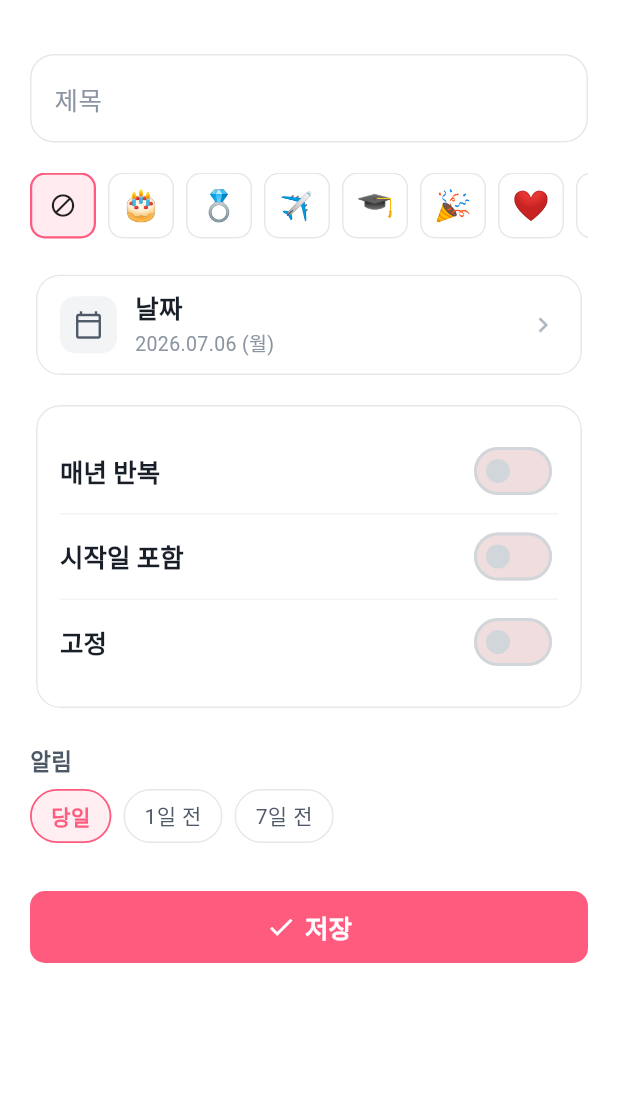
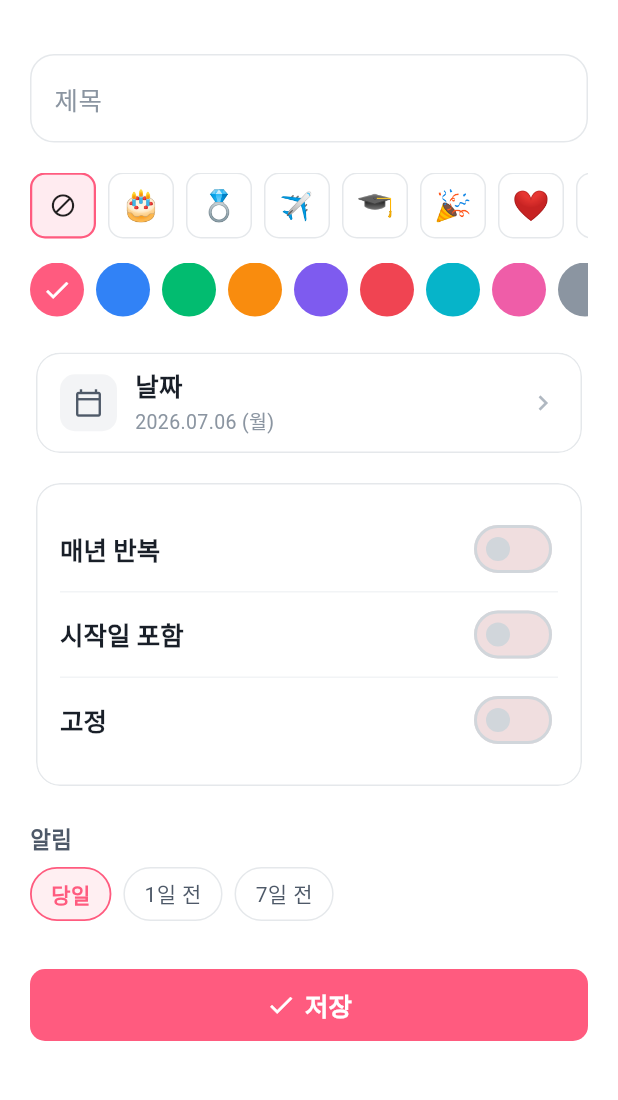
Before and after one commit to sungho8/Building-something-great, a Flutter app: the screen it shows after launch, after a tap on "추가", on a phone screen of 412 x 824 dp, the part 60-1160 px from its top. Run offline on Flutter 3.47's test engine with Material 3 defaults, Android fonts, the phone set to English and light mode, and no system bars; our stand-ins replace flutter_local_notifications, flutter_riverpod, flutter_timezone, freezed_annotation, shared_preferences, timezone; missing offline and left inert: home_widget; Roboto replaces fonts that are missing (packages/design_system/Pretendard).

Commit message:
feat(dday): 항목별 색상 선택 + 세그먼트 필터 + 신규 컴포넌트 적용
색상(KeyColor) 선택:
- DDayItem에 colorValue(int?) + color getter 추가 (null=브랜드 위임)
- 편집 화면에 색상 스와치 피커(기본+프리셋 8종)
- 히어로 카드 채움색·컴팩트 카드 라벨/핀이 항목 색을 따름
  (규칙 유지: 배경은 흰색, 색은 위젯이 짊어짐 — 항목마다 다른 KeyColor)

신규 컴포넌트 적용:
- 목록 상단에 AppSegmentedControl 필터(전체/예정/지남) — ConsumerStatefulWidget 전환
- 필터 결과별 AppEmptyState 분기

freezed 재생성, 색상 테스트 추가. analyze clean, 테스트 24개 통과, APK 빌드 통과.

Co-Authored-By: Claude Fable 5 <noreply@anthropic.com>

```diff
--- a/apps/dday/lib/domain/entities/dday_item.dart
+++ b/apps/dday/lib/domain/entities/dday_item.dart
@@ -1,4 +1,4 @@
-import 'package:flutter/material.dart' show DateUtils;
+import 'package:flutter/material.dart' show Color, DateUtils;
 import 'package:freezed_annotation/freezed_annotation.dart';
 
 part 'dday_item.freezed.dart';
@@ -40,6 +40,9 @@ abstract class DDayItem with _$DDayItem {
 
     /// 알림 시점 목록. 비어 있으면 알림 없음.
     @Default([DdayReminder.onDay]) List<DdayReminder> reminders,
+
+    /// KeyColor(ARGB). null이면 앱 브랜드색을 따른다. 히어로 카드 채움·라벨 강조에 쓰임.
+    int? colorValue,
 
     /// 생성 시각. 진행 게이지 계산용 (구버전 데이터는 null).
     DateTime? createdAt,
@@ -105,6 +108,9 @@ abstract class DDayItem with _$DDayItem {
     return ((total - d) / total).clamp(0.0, 1.0);
   }
 
+  /// KeyColor. null이면 앱 브랜드색 사용.
+  Color? get color => colorValue == null ? null : Color(colorValue!);
+
   /// 알림 슬롯별 32비트 정수 id (슬롯 = [DdayReminder.index])
   int notificationIdFor(DdayReminder reminder) =>
       (id.hashCode & 0x1FFFFFFF) * 4 + reminder.index;
--- a/apps/dday/lib/presentation/views/dday/dday_edit_view.dart
+++ b/apps/dday/lib/presentation/views/dday/dday_edit_view.dart
@@ -10,6 +10,18 @@ import '../../../utils/date_format.dart';
 /// 이모지 프리셋
 const _emojiPresets = [
   '🎂', '💍', '✈️', '🎓', '🎉', '❤️', '📚', '🏃', '💼', '🐣', //
+];
+
+/// 색상 프리셋 (ARGB). 첫 스와치는 '기본(브랜드색)' = null이라 여기엔 없음.
+const _colorPresets = <int>[
+  0xFF3182F6, // blue
+  0xFF02BC70, // green
+  0xFFF98C0E, // orange
+  0xFF7E5BEF, // purple
+  0xFFF04452, // red
+  0xFF06B4C9, // teal
+  0xFFEF5DA8, // pink
+  0xFF8B95A1, // grey
 ];
 
 /// 알림 시점 라벨
@@ -35,6 +47,7 @@ class _DDayEditViewState extends ConsumerState<DDayEditView> {
 
   late DateTime _date;
   late String _emoji;
+  late int? _colorValue;
   late bool _repeatYearly;
   late bool _includeStartDay;
   late bool _pinned;
@@ -49,6 +62,7 @@ class _DDayEditViewState extends ConsumerState<DDayEditView> {
     _titleController = TextEditingController(text: item?.title ?? '');
     _date = item?.date ?? DateTime.now();
     _emoji = item?.emoji ?? '';
+    _colorValue = item?.colorValue;
     _repeatYearly = item?.repeatYearly ?? false;
     _includeStartDay = item?.includeStartDay ?? false;
     _pinned = item?.pinned ?? false;
@@ -94,6 +108,7 @@ class _DDayEditViewState extends ConsumerState<DDayEditView> {
       title: title,
       date: _date,
       emoji: _emoji,
+      colorValue: _colorValue,
       repeatYearly: _repeatYearly,
       includeStartDay: _includeStartDay,
       pinned: _pinned,
@@ -155,6 +170,13 @@ class _DDayEditViewState extends ConsumerState<DDayEditView> {
           _EmojiPicker(
             selected: _emoji,
             onSelected: (e) => setState(() => _emoji = e),
+          ),
+
+          const SizedBox(height: AppSpacing.s16),
+
+          _ColorPicker(
+            selected: _colorValue,
+            onSelected: (c) => setState(() => _colorValue = c),
           ),
 
           const SizedBox(height: AppSpacing.s20),
@@ -304,3 +326,66 @@ class _EmojiChip extends StatelessWidget {
     );
   }
 }
+
+/// 색상 선택 가로 목록. 첫 스와치는 '기본(브랜드색)' = null.
+class _ColorPicker extends StatelessWidget {
+  const _ColorPicker({required this.selected, required this.onSelected});
+
+  final int? selected;
+  final ValueChanged<int?> onSelected;
+
+  @override
+  Widget build(BuildContext context) {
+    final brand = Theme.of(context).colorScheme.primary;
+
+    return SizedBox(
+      height: 36,
+      child: ListView(
+        scrollDirection: Axis.horizontal,
+        children: [
+          _Swatch(
+            color: brand,
+            selected: selected == null,
+            onTap: () => onSelected(null),
+          ),
+          for (final value in _colorPresets)
+            _Swatch(
+              color: Color(value),
+              selected: selected == value,
+              onTap: () => onSelected(value),
+            ),
+        ],
+      ),
+    );
+  }
+}
+
+class _Swatch extends StatelessWidget {
+  const _Swatch({
+    required this.color,
+    required this.selected,
+    required this.onTap,
+  });
+
+  final Color color;
+  final bool selected;
+  final VoidCallback onTap;
+
+  @override
+  Widget build(BuildContext context) {
+    return Padding(
+      padding: const EdgeInsets.only(right: AppSpacing.s8),
+      child: GestureDetector(
+        onTap: onTap,
+        child: Container(
+          width: 36,
+          height: 36,
+          decoration: BoxDecoration(color: color, shape: BoxShape.circle),
+          child: selected
+              ? const Icon(Icons.check, color: AppCommon.white, size: 20)
+              : null,
+        ),
+      ),
+    );
+  }
+}
--- a/apps/dday/lib/presentation/views/dday/dday_list_view.dart
+++ b/apps/dday/lib/presentation/views/dday/dday_list_view.dart
@@ -9,13 +9,29 @@ import '../../widgets/dday_card.dart';
 import '../../widgets/dday_hero_card.dart';
 import 'dday_edit_view.dart';
 
-/// D-Day 목록 화면. 최상단은 히어로 카드, 나머지는 컴팩트 카드.
-class DDayListView extends ConsumerWidget {
+/// 목록 필터.
+enum _Filter { all, upcoming, past }
+
+/// D-Day 목록 화면. 상단 필터 + 히어로/컴팩트 카드.
+class DDayListView extends ConsumerStatefulWidget {
   const DDayListView({super.key});
 
   @override
-  Widget build(BuildContext context, WidgetRef ref) {
-    final items = ref.watch(ddayListProvider);
+  ConsumerState<DDayListView> createState() => _DDayListViewState();
+}
+
+class _DDayListViewState extends ConsumerState<DDayListView> {
+  // 현재 필터
+  _Filter _filter = _Filter.all;
+
+  @override
+  Widget build(BuildContext context) {
+    final all = ref.watch(ddayListProvider);
+    final items = switch (_filter) {
+      _Filter.all => all,
+      _Filter.upcoming => all.where((e) => e.daysFromToday >= 0).toList(),
+      _Filter.past => all.where((e) => e.daysFromToday < 0).toList(),
+    };
 
     return AppScaffold(
       appBar: AppBar(title: const Text('D-Day')),
@@ -24,18 +40,35 @@ class DDayListView extends ConsumerWidget {
         icon: const Icon(Icons.add),
         label: const Text('추가'),
       ),
-      body: items.isEmpty
-          ? const AppEmptyState(
-              icon: Icons.event_outlined,
-              title: '등록된 D-Day가 없어요',
-              description: '오른쪽 아래 버튼으로 추가해보세요',
-            )
+      body: Column(
+        children: [
+          Padding(
+            padding: const EdgeInsets.fromLTRB(
+              AppSpacing.s16,
+              AppSpacing.s8,
+              AppSpacing.s16,
+              AppSpacing.s4,
+            ),
+            child: AppSegmentedControl<_Filter>(
+              value: _filter,
+              onChanged: (f) => setState(() => _filter = f),
+              segments: const [
+                AppSegment(value: _Filter.all, label: '전체'),
+                AppSegment(value: _Filter.upcoming, label: '예정'),
+                AppSegment(value: _Filter.past, label: '지남'),
+              ],
+            ),
+          ),
+
+          Expanded(
+            child: items.isEmpty
+                ? _emptyState(all.isEmpty)
                 : ListView.builder(
                     padding: const EdgeInsets.fromLTRB(
                       AppSpacing.s16,
+                      AppSpacing.s12,
                       AppSpacing.s16,
-                AppSpacing.s16,
-                AppSpacing.s96, // FAB에 가리지 않도록
+                      AppSpacing.s96,
                     ),
                     itemCount: items.length,
                     itemBuilder: (context, index) {
@@ -64,6 +97,24 @@ class DDayListView extends ConsumerWidget {
                       );
                     },
                   ),
+          ),
+        ],
+      ),
+    );
+  }
+
+  // 비었을 때 안내 (전체가 비었는지 vs 필터 결과만 비었는지)
+  Widget _emptyState(bool allEmpty) {
+    if (allEmpty) {
+      return const AppEmptyState(
+        icon: Icons.event_outlined,
+        title: '등록된 D-Day가 없어요',
+        description: '오른쪽 아래 버튼으로 추가해보세요',
+      );
+    }
+    return AppEmptyState(
+      icon: Icons.filter_list_off,
+      title: _filter == _Filter.upcoming ? '예정된 D-Day가 없어요' : '지난 D-Day가 없어요',
     );
   }
 
--- a/apps/dday/lib/presentation/widgets/dday_card.dart
+++ b/apps/dday/lib/presentation/widgets/dday_card.dart
@@ -14,6 +14,8 @@ class DDayCard extends StatelessWidget {
   @override
   Widget build(BuildContext context) {
     final theme = Theme.of(context);
+    // 항목별 KeyColor가 있으면 라벨·핀 강조에 사용 (없으면 브랜드색).
+    final accent = item.color ?? theme.colorScheme.primary;
 
     return AppCard(
       padding: EdgeInsets.zero,
@@ -35,8 +37,7 @@ class DDayCard extends StatelessWidget {
                     Row(
                       children: [
                         if (item.pinned) ...[
-                          Icon(Icons.push_pin,
-                              size: 13, color: theme.colorScheme.primary),
+                          Icon(Icons.push_pin, size: 13, color: accent),
                           const SizedBox(width: 4),
                         ],
                         Flexible(
@@ -65,9 +66,7 @@ class DDayCard extends StatelessWidget {
 
               Text(
                 item.label,
-                style: AppTypography.title3.copyWith(
-                  color: theme.colorScheme.primary,
-                ),
+                style: AppTypography.title3.copyWith(color: accent),
               ),
             ],
           ),
--- a/apps/dday/lib/presentation/widgets/dday_hero_card.dart
+++ b/apps/dday/lib/presentation/widgets/dday_hero_card.dart
@@ -23,17 +23,19 @@ class DDayHeroCard extends StatelessWidget {
   @override
   Widget build(BuildContext context) {
     final scheme = Theme.of(context).colorScheme;
-    final onColor = scheme.onPrimary;
+    // 항목별 KeyColor가 있으면 그 색으로 채운다 (없으면 브랜드색).
+    final accent = item.color ?? scheme.primary;
+    const onColor = AppCommon.white;
     final subColor = onColor.withValues(alpha: 0.85);
     final isToday = item.daysFromToday == 0;
 
     return DecoratedBox(
       decoration: BoxDecoration(
-        color: scheme.primary,
+        color: accent,
         borderRadius: BorderRadius.circular(AppRadius.xl),
         boxShadow: [
           BoxShadow(
-            color: scheme.primary.withValues(alpha: 0.30),
+            color: accent.withValues(alpha: 0.30),
             blurRadius: 20,
             offset: const Offset(0, 8),
           ),
```
Also changed, not shown: apps/dday/lib/domain/entities/dday_item.freezed.dart, apps/dday/lib/domain/entities/dday_item.g.dart, 1 other file. Lines whose indentation alone changed are shown as unchanged.
